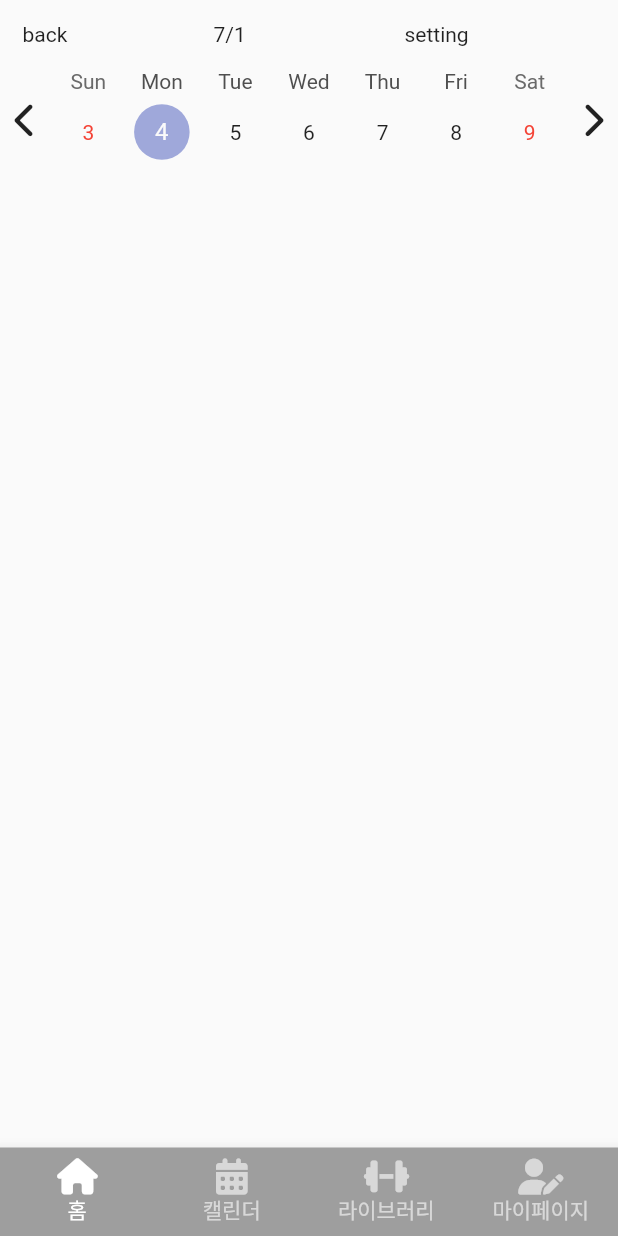
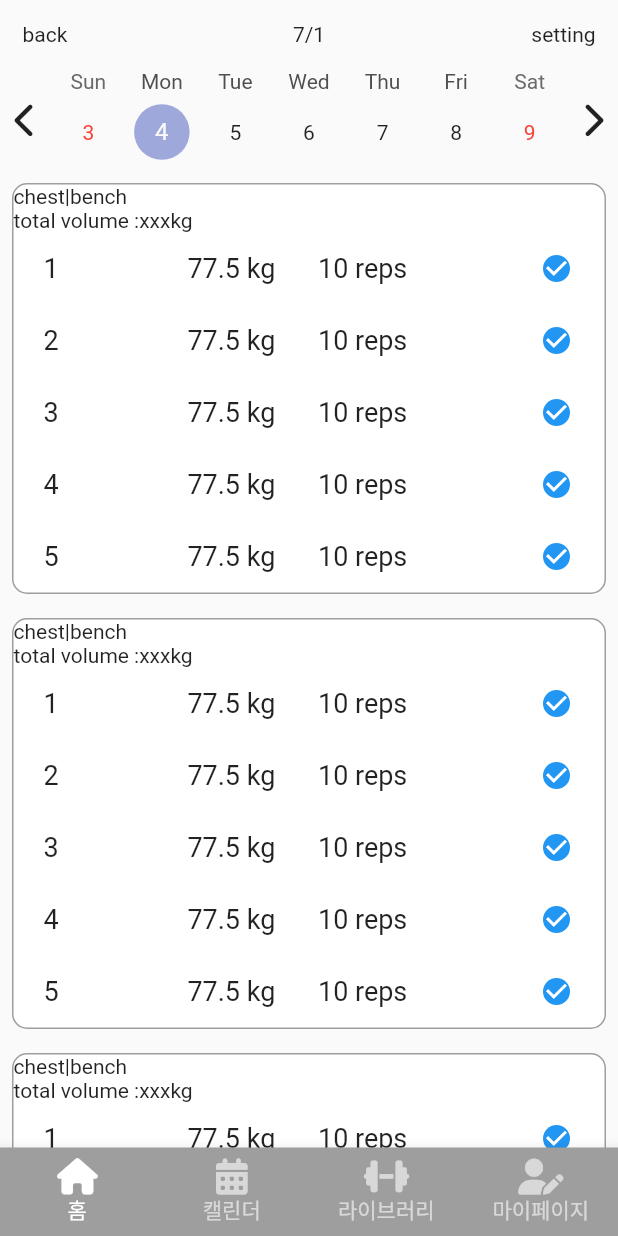
Before and after one commit to ssadakk/workout_history, a Flutter app: the screen it shows after launch, on a phone screen of 412 x 824 dp. Run offline on Flutter 3.47's test engine with Material 2 defaults, Android fonts, the phone set to English and light mode, and no system bars; drawn by our look-alikes of table_calendar; our stand-ins replace font_awesome_flutter, logger.

Commit message:
add detail cell design

```diff
--- /dev/null
+++ b/lib/utils/constants.dart
@@ -0,0 +1,2 @@
+
+const double cellFontSize = 18;
--- /dev/null
+++ b/lib/view/calendar/record_detail_card.dart
@@ -0,0 +1,48 @@
+import 'package:flutter/material.dart';
+import 'package:font_awesome_flutter/font_awesome_flutter.dart';
+import 'package:workout_history/view/calendar/record_detail_row.dart';
+
+class RecordDetailCard extends StatelessWidget {
+  const RecordDetailCard({Key? key}) : super(key: key);
+
+  @override
+  Widget build(BuildContext context) {
+    return Padding(
+      padding: const EdgeInsets.all(8.0),
+      child: Container(
+        decoration: BoxDecoration(
+          border: Border.all(
+            color: Colors.grey,
+          ),
+          borderRadius: BorderRadius.all(Radius.circular(10)),
+          color: Colors.white,
+        ),
+        child: Column(
+          children: [
+            Row(
+              children: [
+                Text('chest'),
+                Text('|'),
+                Text('bench'),
+              ],
+            ),
+            Row(
+              children: [
+                Text('total volume '),
+                Text(':'),
+                Text('xxxkg'),
+              ],
+            ),
+            ListView.builder(
+                physics: NeverScrollableScrollPhysics(),
+                shrinkWrap: true,
+                itemCount: 5,
+                itemBuilder: (BuildContext context, int index) {
+                  return RecordDetailRow(index + 1, 77.5, 10, true);
+                }),
+          ],
+        ),
+      ),
+    );
+  }
+}
--- /dev/null
+++ b/lib/view/calendar/record_detail_list.dart
@@ -0,0 +1,21 @@
+import 'package:flutter/material.dart';
+import 'package:workout_history/view/calendar/record_detail_card.dart';
+
+class RecordDetailList extends StatelessWidget {
+  const RecordDetailList({Key? key}) : super(key: key);
+
+  @override
+  Widget build(BuildContext context) {
+    return Expanded(
+      child: ListView.builder(
+          physics: AlwaysScrollableScrollPhysics(),
+          shrinkWrap: true,
+          itemCount: 6,
+          itemBuilder: (BuildContext context, int index) {
+            return Container(
+              child: RecordDetailCard(),
+            );
+          }),
+    );
+  }
+}
--- /dev/null
+++ b/lib/view/calendar/record_detail_row.dart
@@ -0,0 +1,48 @@
+import 'package:flutter/material.dart';
+
+import '../../utils/constants.dart';
+
+class RecordDetailRow extends StatelessWidget {
+  const RecordDetailRow(this._index, this._weight, this._reps, this._done,
+      {Key? key,})
+      : super(key: key);
+  final int _index;
+  final double _weight;
+  final int _reps;
+  final bool _done;
+
+  @override
+  Widget build(BuildContext context) {
+    return Padding(
+      padding: const EdgeInsets.only(left: 20.0, right: 8.0),
+      child: Row(
+        children: [
+          Expanded(
+            child: Text('$_index',
+                style: const TextStyle(
+                  fontSize: cellFontSize,
+                )),
+          ),
+          Expanded(
+            child: Text(' $_weight kg',
+                style: const TextStyle(
+                  fontSize: cellFontSize,
+                )),
+          ),
+          Expanded(
+            child: Text('$_reps reps',
+                style: const TextStyle(
+                  fontSize: cellFontSize,
+                )),
+          ),
+          Expanded(
+              child: Align(
+            alignment: Alignment.centerRight,
+            child: Checkbox(
+                shape: const CircleBorder(), value: _done, onChanged: (_) {}),
+          )),
+        ],
+      ),
+    );
+  }
+}
--- a/lib/view/calendar/record_simple_cell.dart
+++ b/lib/view/calendar/record_simple_cell.dart
@@ -1,9 +1,8 @@
 import 'package:flutter/material.dart';
+import 'package:workout_history/utils/constants.dart';
 
 class RecordSimpleCell extends StatelessWidget {
   const RecordSimpleCell({Key? key}) : super(key: key);
-
-  final double? _fontSize = 18;
 
   @override
   Widget build(BuildContext context) {
@@ -18,7 +17,7 @@ class RecordSimpleCell extends StatelessWidget {
                   child: Text(
                     'chest | incline 4 sets',
                     style: TextStyle(
-                      fontSize: _fontSize,
+                      fontSize: cellFontSize,
                     ),
                   )),
               Expanded(
@@ -38,7 +37,7 @@ class RecordSimpleCell extends StatelessWidget {
                   child: Text(
                     '6 x 12 x 3',
                     style: TextStyle(
-                      fontSize: _fontSize,
+                      fontSize: cellFontSize,
                     ),
                   )),
               Expanded(
@@ -48,7 +47,7 @@ class RecordSimpleCell extends StatelessWidget {
                       child: Text(
                         'xxx kg',
                         style: TextStyle(
-                          fontSize: _fontSize,
+                          fontSize: cellFontSize,
                         ),
                       )))
             ],
--- a/lib/view/calendar_detail/calendar_detail_view.dart
+++ /dev/null
@@ -1,16 +0,0 @@
-
-import 'package:flutter/material.dart';
-
-class CalendarDetailView extends StatefulWidget {
-  const CalendarDetailView({Key? key}) : super(key: key);
-
-  @override
-  State<CalendarDetailView> createState() => _CalendarDetailViewState();
-}
-
-class _CalendarDetailViewState extends State<CalendarDetailView> {
-  @override
-  Widget build(BuildContext context) {
-    return Container();
-  }
-}
--- a/lib/view/home_view.dart
+++ b/lib/view/home_view.dart
@@ -1,6 +1,7 @@
 import 'package:flutter/material.dart';
 import 'package:font_awesome_flutter/font_awesome_flutter.dart';
 import 'package:table_calendar/table_calendar.dart';
+import 'package:workout_history/view/calendar/record_detail_list.dart';
 
 import 'calendar/record_simple_list.dart';
 
@@ -25,8 +26,11 @@ class _HomeViewState extends State<HomeView> {
           child: Row(
             children: [
               Expanded(child: Text('back')),
-              Expanded(child: Text('7/1')),
-              Expanded(child: Text('setting')),
+              Expanded(child: Center(child: Text('7/1'))),
+              Expanded(
+                  child: Align(
+                      alignment: Alignment.centerRight,
+                      child: Text('setting'))),
             ],
           ),
         ),
@@ -77,6 +81,7 @@ class _HomeViewState extends State<HomeView> {
             ),
           ],
         ),
+        RecordDetailList(),
       ],
     );
   }
```
Also changed, not shown: lib/view/calendar_detail/record_detail_done_cell.dart (deleted).
